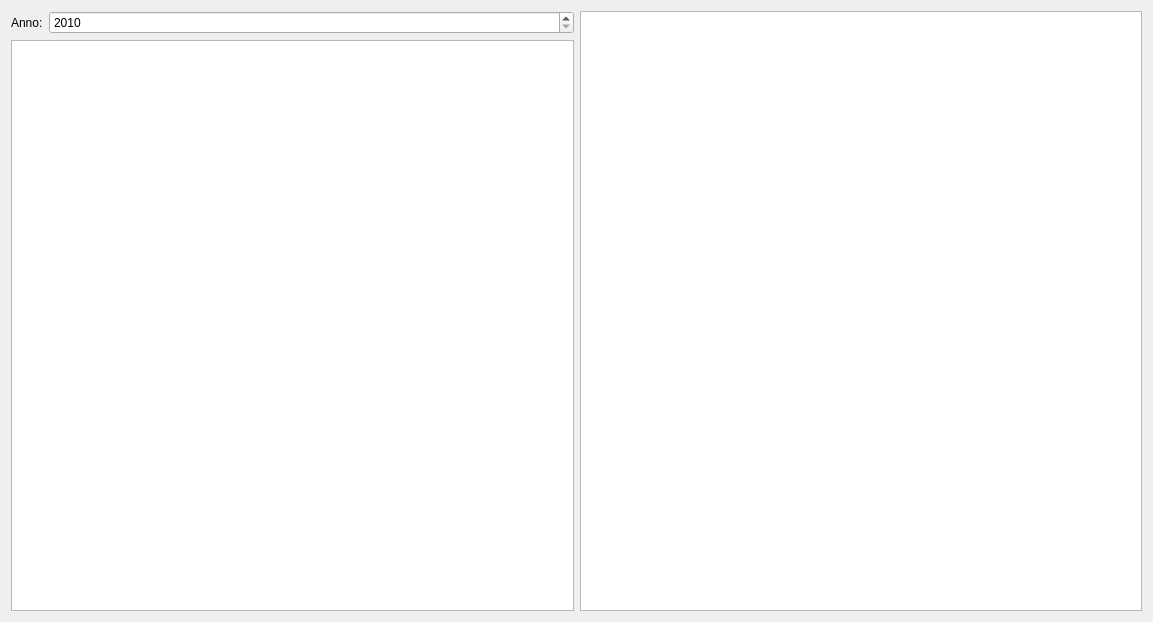
Above: cmandati.ui from fblabs/cimiapp2 before the change. Below: the same form after it.
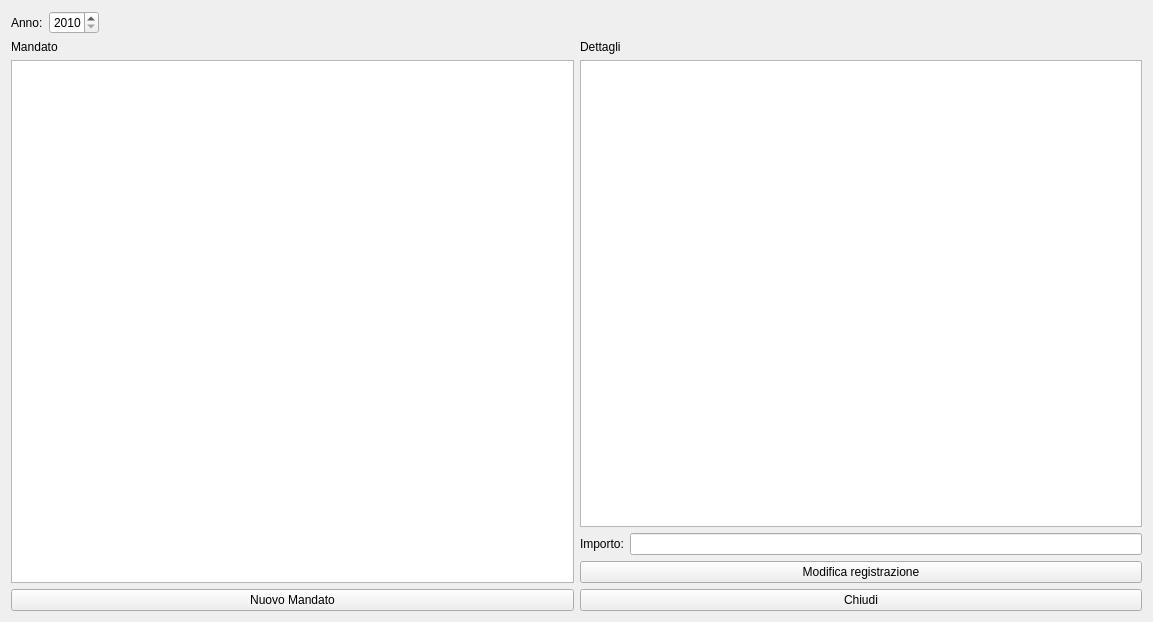
That is the form after the change. Icons and pictures are not drawn.

Patch:
```diff
--- a/cmandati.ui
+++ b/cmandati.ui
@@ -13,11 +13,11 @@
   <property name="windowTitle">
    <string>Form</string>
   </property>
-  <layout class="QVBoxLayout" name="verticalLayout_2">
-   <item>
-    <layout class="QHBoxLayout" name="horizontalLayout">
-     <item>
-      <layout class="QVBoxLayout" name="verticalLayout">
+  <property name="windowIcon">
+   <iconset resource="graphics.qrc">
+    <normaloff>:/Resources/Accounting.png</normaloff>:/Resources/Accounting.png</iconset>
+  </property>
+  <layout class="QVBoxLayout" name="verticalLayout_3">
        <item>
         <layout class="QFormLayout" name="formLayout">
          <item row="0" column="0">
@@ -29,6 +29,12 @@
          </item>
          <item row="0" column="1">
           <widget class="QSpinBox" name="sbYear">
+       <property name="maximumSize">
+        <size>
+         <width>50</width>
+         <height>16777215</height>
+        </size>
+       </property>
            <property name="specialValueText">
             <string/>
            </property>
@@ -46,6 +52,17 @@
         </layout>
        </item>
        <item>
+    <layout class="QHBoxLayout" name="horizontalLayout_3">
+     <item>
+      <layout class="QVBoxLayout" name="verticalLayout_2">
+       <item>
+        <widget class="QLabel" name="label_2">
+         <property name="text">
+          <string>Mandato</string>
+         </property>
+        </widget>
+       </item>
+       <item>
         <widget class="QTableView" name="tvMaster">
          <property name="editTriggers">
           <set>QAbstractItemView::NoEditTriggers</set>
@@ -67,12 +84,108 @@
       </layout>
      </item>
      <item>
-      <widget class="QTableView" name="tvDetails"/>
-     </item>
-    </layout>
-   </item>
-  </layout>
- </widget>
- <resources/>
+      <layout class="QVBoxLayout" name="verticalLayout">
+       <item>
+        <widget class="QLabel" name="label_3">
+         <property name="text">
+          <string>Dettagli</string>
+         </property>
+        </widget>
+       </item>
+       <item>
+        <widget class="QTableView" name="tvDetails">
+         <property name="editTriggers">
+          <set>QAbstractItemView::NoEditTriggers</set>
+         </property>
+         <property name="selectionBehavior">
+          <enum>QAbstractItemView::SelectRows</enum>
+         </property>
+         <attribute name="verticalHeaderVisible">
+          <bool>false</bool>
+         </attribute>
+        </widget>
+       </item>
+       <item>
+        <layout class="QHBoxLayout" name="horizontalLayout">
+         <item>
+          <widget class="QLabel" name="label_4">
+           <property name="text">
+            <string>Importo:</string>
+           </property>
+          </widget>
+         </item>
+         <item>
+          <widget class="QLineEdit" name="leImporto">
+           <property name="readOnly">
+            <bool>true</bool>
+           </property>
+          </widget>
+         </item>
+        </layout>
+       </item>
+       <item>
+        <widget class="QPushButton" name="pushButton">
+         <property name="text">
+          <string>Modifica registrazione</string>
+         </property>
+         <property name="icon">
+          <iconset resource="graphics.qrc">
+           <normaloff>:/Resources/Pencil.PNG</normaloff>:/Resources/Pencil.PNG</iconset>
+         </property>
+         <property name="iconSize">
+          <size>
+           <width>32</width>
+           <height>32</height>
+          </size>
+         </property>
+        </widget>
+       </item>
+      </layout>
+     </item>
+    </layout>
+   </item>
+   <item>
+    <layout class="QHBoxLayout" name="horizontalLayout_2">
+     <item>
+      <widget class="QPushButton" name="pushButton_3">
+       <property name="text">
+        <string>Nuovo Mandato</string>
+       </property>
+       <property name="icon">
+        <iconset resource="graphics.qrc">
+         <normaloff>:/Resources/Case.PNG</normaloff>:/Resources/Case.PNG</iconset>
+       </property>
+       <property name="iconSize">
+        <size>
+         <width>32</width>
+         <height>32</height>
+        </size>
+       </property>
+      </widget>
+     </item>
+     <item>
+      <widget class="QPushButton" name="pushButton_2">
+       <property name="text">
+        <string>Chiudi</string>
+       </property>
+       <property name="icon">
+        <iconset resource="graphics.qrc">
+         <normaloff>:/Resources/Actions-window-close-icon.png</normaloff>:/Resources/Actions-window-close-icon.png</iconset>
+       </property>
+       <property name="iconSize">
+        <size>
+         <width>32</width>
+         <height>32</height>
+        </size>
+       </property>
+      </widget>
+     </item>
+    </layout>
+   </item>
+  </layout>
+ </widget>
+ <resources>
+  <include location="graphics.qrc"/>
+ </resources>
  <connections/>
 </ui>
```
Left out of the diff: 5 changed lines with no effect on the pictures. Lines whose indentation alone changed are shown as unchanged.
